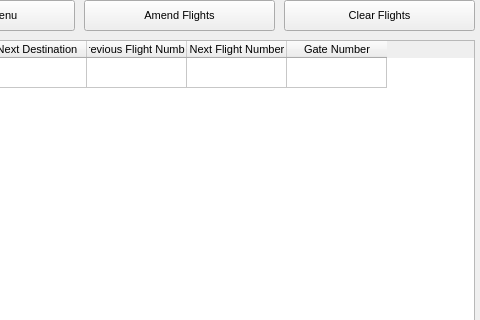
Before: the Qt Designer form pyqt_design.ui in 15hlums/finalProject, drawn with Qt 5; both pictures show x 316 to 796 and y 0 to 320 of the 796 by 566 pixel window.
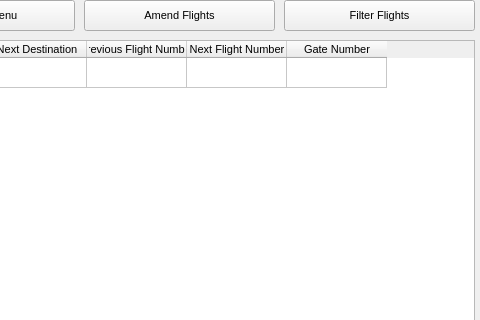
After: the same form once the commit is applied.

```diff
--- a/pyqt_design.ui
+++ b/pyqt_design.ui
@@ -68,7 +68,7 @@
      </rect>
     </property>
     <property name="text">
-     <string>Clear Flights</string>
+     <string>Filter Flights</string>
     </property>
    </widget>
    <widget class="QPushButton" name="amend_button">
```
